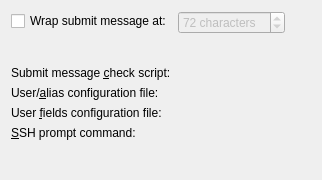
This is src/plugins/vcsbase/commonsettingspage.ui in qt-creator/qt-creator as Qt 5 draws it before an edit. The edited form follows.
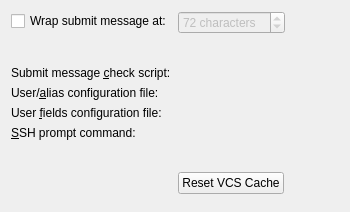
This is the edited form. Custom widgets are drawn as their Qt base class.

Commit message:
VcsBase: Add a button to reset VCS information cache
Task-number: QTCREATORBUG-14454

What changed in the file:
```diff
--- a/src/plugins/vcsbase/commonsettingspage.ui
+++ b/src/plugins/vcsbase/commonsettingspage.ui
@@ -6,8 +6,8 @@
    <rect>
     <x>0</x>
     <y>0</y>
-    <width>322</width>
-    <height>180</height>
+    <width>350</width>
+    <height>212</height>
    </rect>
   </property>
   <layout class="QFormLayout" name="formLayout">
@@ -119,6 +119,32 @@
    <item row="5" column="1">
     <widget class="Utils::PathChooser" name="sshPromptChooser" native="true"/>
    </item>
+   <item row="6" column="0">
+    <spacer name="verticalSpacer">
+     <property name="orientation">
+      <enum>Qt::Vertical</enum>
+     </property>
+     <property name="sizeType">
+      <enum>QSizePolicy::Fixed</enum>
+     </property>
+     <property name="sizeHint" stdset="0">
+      <size>
+       <width>20</width>
+       <height>20</height>
+      </size>
+     </property>
+    </spacer>
+   </item>
+   <item row="7" column="1">
+    <widget class="QPushButton" name="cacheResetButton">
+     <property name="toolTip">
+      <string>Reset information about which version control system handles which directory.</string>
+     </property>
+     <property name="text">
+      <string>Reset VCS Cache</string>
+     </property>
+    </widget>
+   </item>
   </layout>
  </widget>
  <customwidgets>
```
The commit also changes 1 other file.
